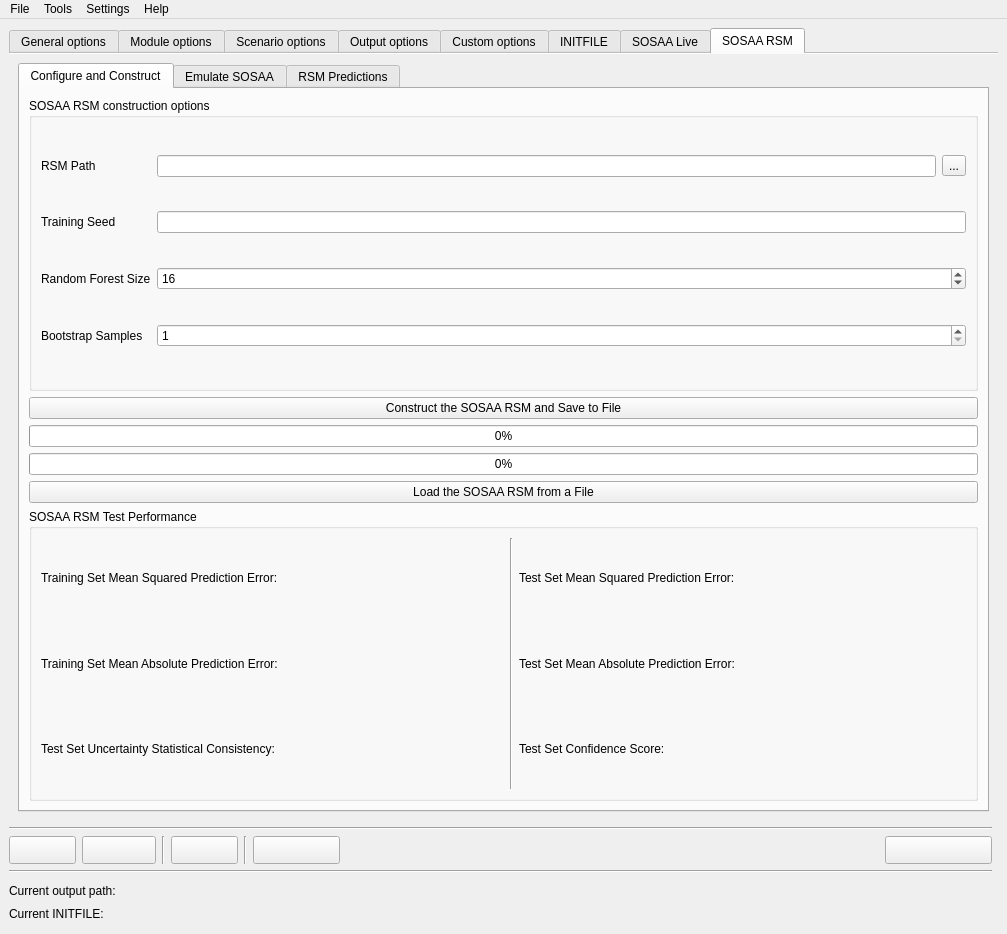
Above: sosaa_gui/layouts/gui.ui from juntyr/sosaa-gui before the change. Below: the same form after it.
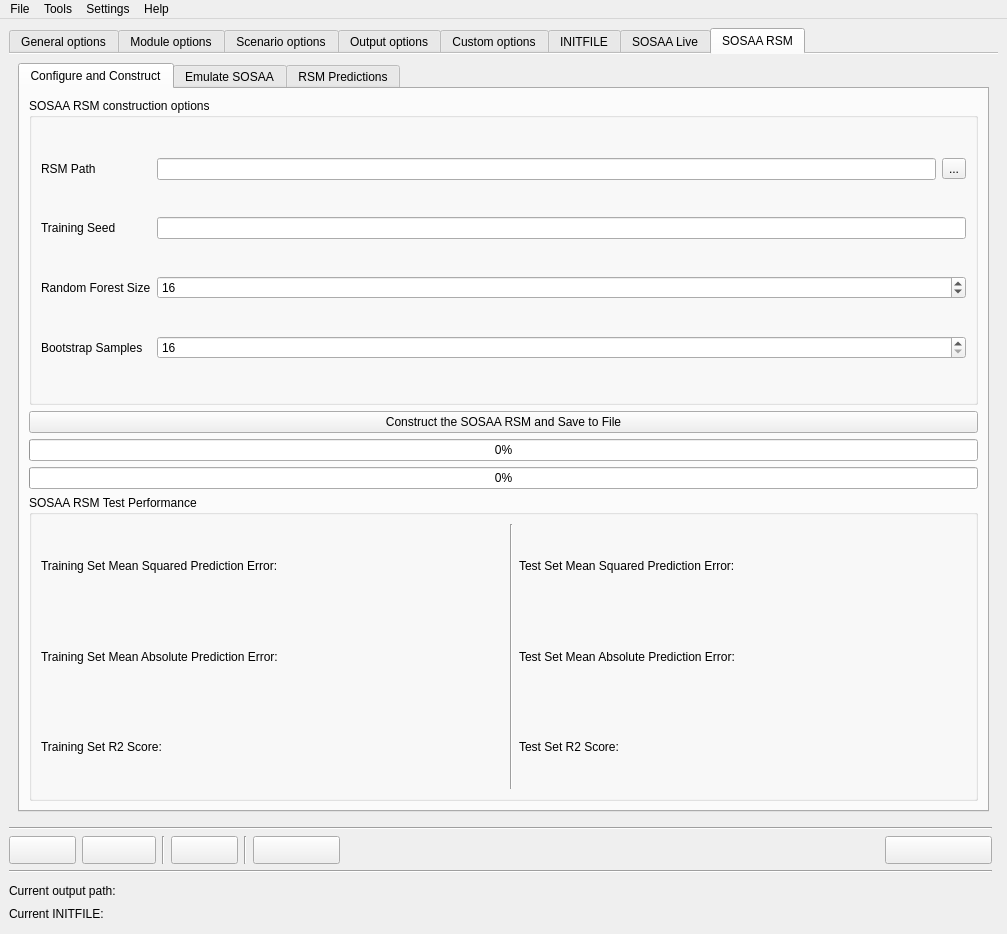
That is the form after the change. The open tabs and pages were chosen to show the change.

Commit message: Initial progress on building the SOSAA RSM from within the GUI

The edit to the form file:
```diff
--- a/sosaa_gui/layouts/gui.ui
+++ b/sosaa_gui/layouts/gui.ui
@@ -2715,11 +2715,11 @@
        </attribute>
        <layout class="QVBoxLayout" name="horizontalLayout_9">
         <item>
-         <widget class="QTabWidget" name="sosaa_subtab">
+         <widget class="QTabWidget" name="rsm_subtab">
           <property name="currentIndex">
            <number>0</number>
           </property>
-          <widget class="QWidget" name="compile_tab">
+          <widget class="QWidget" name="rsm_build_tab">
            <attribute name="title">
             <string>Configure and Construct</string>
            </attribute>
@@ -2789,7 +2789,7 @@
                <item row="3" column="2" colspan="2">
                 <widget class="QSpinBox" name="rsm_train_samples">
                  <property name="minimum">
-                  <number>1</number>
+                  <number>16</number>
                  </property>
                 </widget>
                </item>
@@ -2819,13 +2819,6 @@
                 </property>
                </widget>
               </item>
-              <item row="3" column="0">
-               <widget class="QPushButton" name="rsm_load">
-                <property name="text">
-                 <string>Load the SOSAA RSM from a File</string>
-                </property>
-               </widget>
-              </item>
              </layout>
             </item>
             <item>
@@ -2865,7 +2858,7 @@
                <item row="2" column="0">
                 <widget class="QLabel" name="label_5">
                  <property name="text">
-                  <string>Test Set Uncertainty Statistical Consistency:</string>
+                  <string>Training Set R2 Score:</string>
                  </property>
                 </widget>
                </item>
@@ -2929,7 +2922,7 @@
                <item row="2" column="3">
                 <widget class="QLabel" name="label_23">
                  <property name="text">
-                  <string>Test Set Confidence Score:</string>
+                  <string>Test Set R2 Score:</string>
                  </property>
                 </widget>
                </item>
@@ -2948,7 +2941,7 @@
             </item>
            </layout>
           </widget>
-          <widget class="QWidget" name="run_tab">
+          <widget class="QWidget" name="rsm_predict_tab">
            <attribute name="title">
             <string>Emulate SOSAA</string>
            </attribute>
```
Left out of the diff: 4 changed lines with no effect on the pictures. The commit also changes 7 other files.
